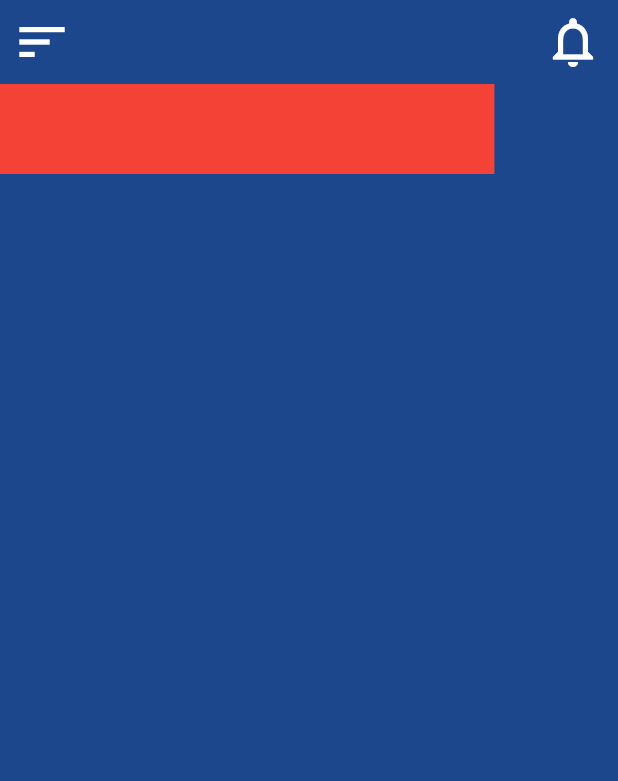
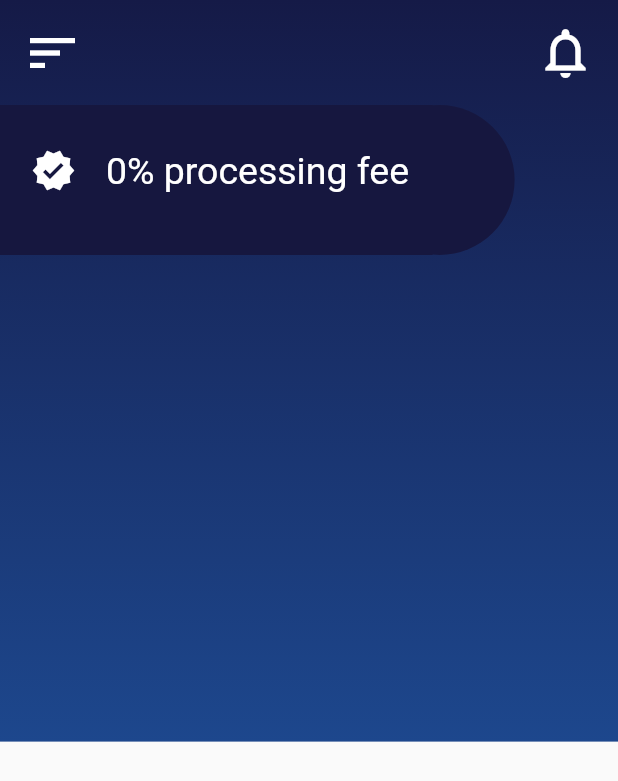
Before and after one commit to habeeb321/CirculaPercentIndicator-UI, a Flutter app: the screen it shows after launch, on a phone screen of 412 x 824 dp. Shown: the top 781 px of the screen. Run offline on Flutter 3.47's test engine with Material 2 defaults, Android fonts, the phone set to English and light mode, and no system bars.

Commit message:
top bar completed

```diff
--- a/lib/view/home_screen.dart
+++ b/lib/view/home_screen.dart
@@ -7,32 +7,89 @@ class HomeScreen extends StatelessWidget {
   Widget build(BuildContext context) {
     Size size = MediaQuery.of(context).size;
     return Scaffold(
-      backgroundColor: const Color(0xff1D478D),
-      appBar: AppBar(
-        elevation: 0,
-        backgroundColor: const Color(0xff1D478D),
-        leading: const Icon(
+      body: SafeArea(
+        child: Column(
+          children: [
+            Container(
+              height: size.height * 0.6,
+              decoration: const BoxDecoration(
+                gradient: LinearGradient(
+                  colors: [
+                    Color(0xff151A47),
+                    Color(0xff1D478D),
+                  ],
+                  begin: Alignment.topCenter,
+                  end: Alignment.bottomCenter,
+                  stops: [0.0, 1.0],
+                ),
+              ),
+              child: Column(
+                crossAxisAlignment: CrossAxisAlignment.start,
+                children: [
+                  Padding(
+                    padding: const EdgeInsets.symmetric(
+                      horizontal: 15,
+                      vertical: 15,
+                    ),
+                    child: Row(
+                      mainAxisAlignment: MainAxisAlignment.spaceBetween,
+                      children: const [
+                        Icon(
                           Icons.sort,
                           size: 40,
+                          color: Colors.white,
                         ),
-        actions: const [
-          Padding(
-            padding: EdgeInsets.only(right: 10.0),
-            child: Icon(
+                        Icon(
                           Icons.notifications_none,
                           size: 40,
+                          color: Colors.white,
                         ),
+                      ],
+                    ),
+                  ),
+                  SizedBox(
+                    width: size.width,
+                    child: Stack(
+                      children: [
+                        Container(
+                          height: 100,
+                          width: size.width * 0.7,
+                          color: const Color(0xff16173F),
+                        ),
+                        Positioned(
+                          left: size.width * 0.59,
+                          child: const CircleAvatar(
+                            radius: 50,
+                            backgroundColor: Color(0xff16173F),
+                          ),
+                        ),
+                        Positioned(
+                          top: size.height * 0.035,
+                          left: size.height * 0.025,
+                          child: Row(
+                            children: const [
+                              Icon(
+                                Icons.verified,
+                                color: Colors.white,
+                                size: 30,
+                              ),
+                              SizedBox(width: 20),
+                              Text(
+                                '0% processing fee',
+                                style: TextStyle(
+                                    color: Colors.white, fontSize: 25),
                               )
                             ],
                           ),
-      body: Column(
-        children: [
-          Container(
-            height: 60,
-            width: size.width * 0.8,
-            color: Colors.red,
                         ),
                       ],
+                    ),
+                  ),
+                ],
+              ),
+            ),
+          ],
+        ),
       ),
     );
   }
```
Lines whose indentation alone changed are shown as unchanged.
